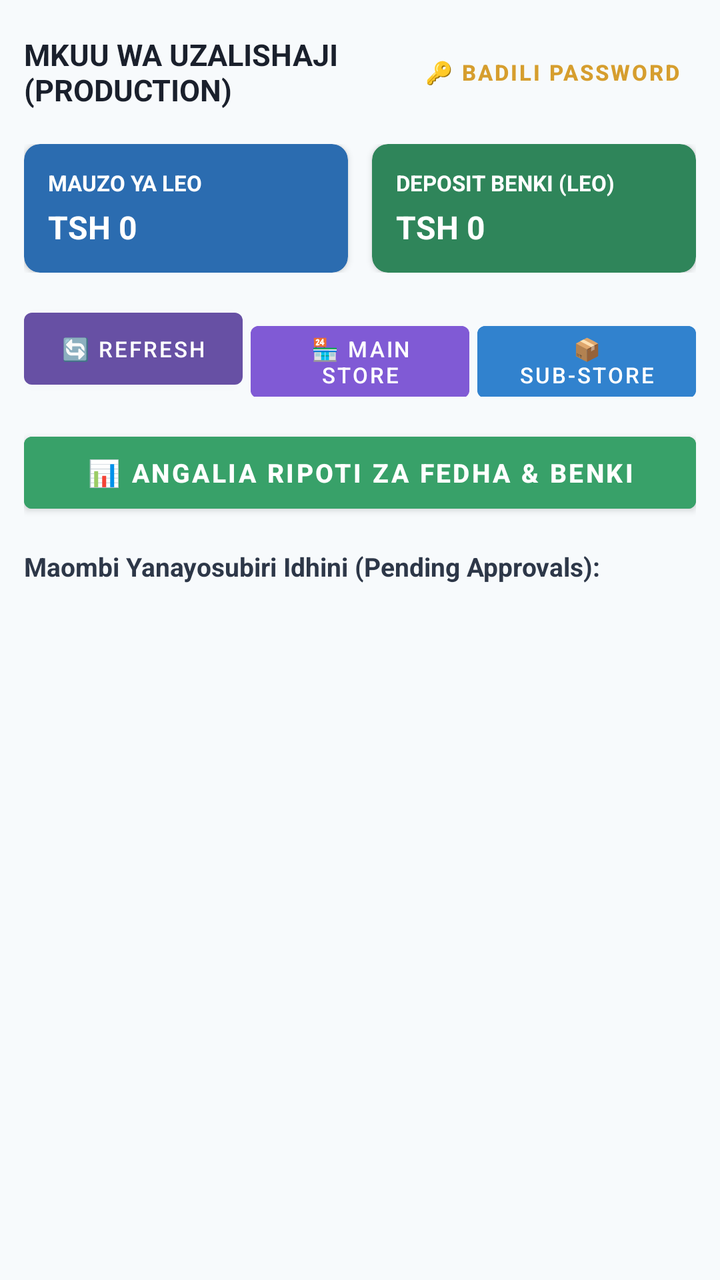
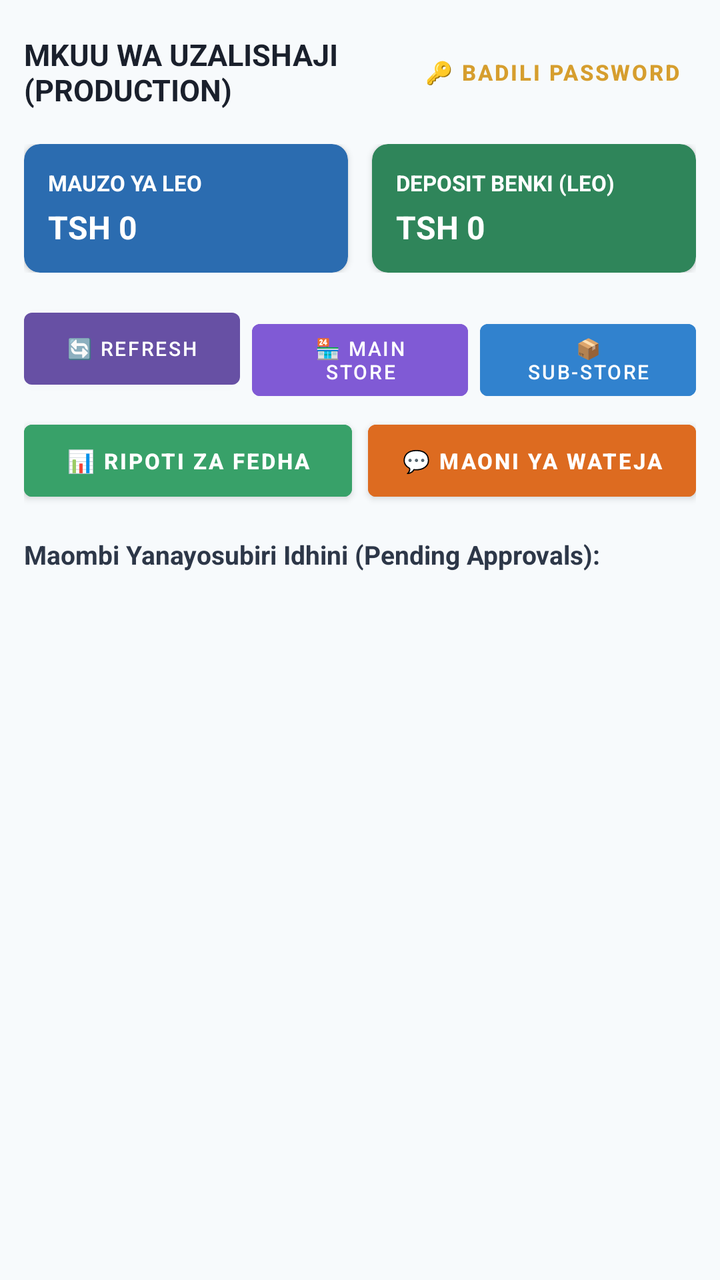

Compare the two renders of this Android layout. The source of the first and the diff that turns it into the second are given below.
<!-- AndroidManifest.xml: application theme Theme.HotelManagementSystem -->
<!-- res/layout/activity_production_manager.xml -->
<?xml version="1.0" encoding="utf-8"?>
<ScrollView xmlns:android="http://schemas.android.com/apk/res/android"
    xmlns:app="http://schemas.android.com/apk/res-auto"
    android:layout_width="match_parent"
    android:layout_height="match_parent"
    android:background="#F7FAFC"
    android:padding="12dp">

    <LinearLayout
        android:layout_width="match_parent"
        android:layout_height="wrap_content"
        android:orientation="vertical">

        
        <LinearLayout
            android:layout_width="match_parent"
            android:layout_height="wrap_content"
            android:orientation="horizontal"
            android:gravity="center_vertical"
            android:layout_marginBottom="12dp">

            <TextView
                android:layout_width="0dp"
                android:layout_height="wrap_content"
                android:layout_weight="1"
                android:text="MKUU WA UZALISHAJI (PRODUCTION)"
                android:textSize="15sp"
                android:textStyle="bold"
                android:textColor="#1A202C" />

            <Button
                android:id="@+id/btnResetPassword"
                style="@style/Widget.MaterialComponents.Button.TextButton"
                android:layout_width="wrap_content"
                android:layout_height="wrap_content"
                android:text="🔑 BADILI PASSWORD"
                android:textColor="#D69E2E"
                android:textSize="11sp"
                android:textStyle="bold" />
        </LinearLayout>

        
        <LinearLayout
            android:layout_width="match_parent"
            android:layout_height="wrap_content"
            android:orientation="horizontal"
            android:layout_marginBottom="14dp">

            <androidx.cardview.widget.CardView
                android:layout_width="0dp"
                android:layout_height="wrap_content"
                android:layout_weight="1"
                android:layout_marginEnd="6dp"
                app:cardCornerRadius="8dp"
                app:cardBackgroundColor="#2B6CB0">

                <LinearLayout
                    android:layout_width="match_parent"
                    android:layout_height="wrap_content"
                    android:orientation="vertical"
                    android:padding="12dp">

                    <TextView
                        android:layout_width="wrap_content"
                        android:layout_height="wrap_content"
                        android:text="MAUZO YA LEO"
                        android:textColor="#FFFFFF"
                        android:textSize="11sp"
                        android:textStyle="bold" />

                    <TextView
                        android:id="@+id/tvDailySales"
                        android:layout_width="wrap_content"
                        android:layout_height="wrap_content"
                        android:text="TSH 0"
                        android:textColor="#FFFFFF"
                        android:textSize="16sp"
                        android:textStyle="bold"
                        android:layout_marginTop="4dp" />
                </LinearLayout>
            </androidx.cardview.widget.CardView>

            <androidx.cardview.widget.CardView
                android:layout_width="0dp"
                android:layout_height="wrap_content"
                android:layout_weight="1"
                android:layout_marginStart="6dp"
                app:cardCornerRadius="8dp"
                app:cardBackgroundColor="#2F855A">

                <LinearLayout
                    android:layout_width="match_parent"
                    android:layout_height="wrap_content"
                    android:orientation="vertical"
                    android:padding="12dp">

                    <TextView
                        android:layout_width="wrap_content"
                        android:layout_height="wrap_content"
                        android:text="DEPOSIT BENKI (LEO)"
                        android:textColor="#FFFFFF"
                        android:textSize="11sp"
                        android:textStyle="bold" />

                    <TextView
                        android:id="@+id/tvBankDeposit"
                        android:layout_width="wrap_content"
                        android:layout_height="wrap_content"
                        android:text="TSH 0"
                        android:textColor="#FFFFFF"
                        android:textSize="16sp"
                        android:textStyle="bold"
                        android:layout_marginTop="4dp" />
                </LinearLayout>
            </androidx.cardview.widget.CardView>
        </LinearLayout>

        
        <LinearLayout
            android:layout_width="match_parent"
            android:layout_height="wrap_content"
            android:orientation="horizontal"
            android:layout_marginBottom="14dp">

            <Button
                android:id="@+id/btnRefresh"
                style="@style/Widget.MaterialComponents.Button"
                android:layout_width="0dp"
                android:layout_height="wrap_content"
                android:layout_weight="1"
                android:text="🔄 REFRESH"
                android:textSize="11sp"
                android:layout_marginEnd="4dp" />

            <Button
                android:id="@+id/btnMainStore"
                style="@style/Widget.MaterialComponents.Button"
                android:layout_width="0dp"
                android:layout_height="wrap_content"
                android:layout_weight="1"
                android:backgroundTint="#805AD5"
                android:text="🏪 MAIN STORE"
                android:textSize="11sp"
                android:layout_marginEnd="4dp" />

            <Button
                android:id="@+id/btnSubStore"
                style="@style/Widget.MaterialComponents.Button"
                android:layout_width="0dp"
                android:layout_height="wrap_content"
                android:layout_weight="1"
                android:backgroundTint="#3182CE"
                android:text="📦 SUB-STORE"
                android:textSize="11sp" />
        </LinearLayout>

        
        <Button
            android:id="@+id/btnViewFinancialReports"
            style="@style/Widget.MaterialComponents.Button"
            android:layout_width="match_parent"
            android:layout_height="wrap_content"
            android:backgroundTint="#38A169"
            android:text="📊 Angalia Ripoti za Fedha &amp; Benki"
            android:textSize="13sp"
            android:textStyle="bold"
            android:layout_marginBottom="14dp" />

        
        <TextView
            android:layout_width="wrap_content"
            android:layout_height="wrap_content"
            android:text="Maombi Yanayosubiri Idhini (Pending Approvals):"
            android:textStyle="bold"
            android:textColor="#2D3748"
            android:textSize="13sp"
            android:layout_marginBottom="8dp" />

        <androidx.recyclerview.widget.RecyclerView
            android:id="@+id/rvPendingApprovals"
            android:layout_width="match_parent"
            android:layout_height="wrap_content" />

    </LinearLayout>
</ScrollView>
<!-- resources referenced by this layout -->
<resources>
  <style name="Theme.HotelManagementSystem" parent="Base.Theme.HotelManagementSystem" />
  <style name="Base.Theme.HotelManagementSystem" parent="Theme.Material3.DayNight.NoActionBar">
          
          
      </style>
</resources>

<!-- the commit's change to res/layout/activity_production_manager.xml (unified diff, before → after) -->
@@ -120,7 +120,7 @@
             android:layout_width="match_parent"
             android:layout_height="wrap_content"
             android:orientation="horizontal"
-            android:layout_marginBottom="14dp">
+            android:layout_marginBottom="8dp">
 
             <Button
                 android:id="@+id/btnRefresh"
@@ -129,8 +129,8 @@
                 android:layout_height="wrap_content"
                 android:layout_weight="1"
                 android:text="🔄 REFRESH"
-                android:textSize="11sp"
-                android:layout_marginEnd="4dp" />
+                android:textSize="10sp"
+                android:layout_marginEnd="3dp" />
 
             <Button
                 android:id="@+id/btnMainStore"
@@ -140,8 +140,8 @@
                 android:layout_weight="1"
                 android:backgroundTint="#805AD5"
                 android:text="🏪 MAIN STORE"
-                android:textSize="11sp"
-                android:layout_marginEnd="4dp" />
+                android:textSize="10sp"
+                android:layout_marginHorizontal="3dp" />
 
             <Button
                 android:id="@+id/btnSubStore"
@@ -151,20 +151,41 @@
                 android:layout_weight="1"
                 android:backgroundTint="#3182CE"
                 android:text="📦 SUB-STORE"
-                android:textSize="11sp" />
-        </LinearLayout>
-
-        
-        <Button
-            android:id="@+id/btnViewFinancialReports"
-            style="@style/Widget.MaterialComponents.Button"
-            android:layout_width="match_parent"
-            android:layout_height="wrap_content"
-            android:backgroundTint="#38A169"
-            android:text="📊 Angalia Ripoti za Fedha &amp; Benki"
-            android:textSize="13sp"
-            android:textStyle="bold"
-            android:layout_marginBottom="14dp" />
+                android:textSize="10sp"
+                android:layout_marginStart="3dp" />
+        </LinearLayout>
+
+        
+        <LinearLayout
+            android:layout_width="match_parent"
+            android:layout_height="wrap_content"
+            android:orientation="horizontal"
+            android:layout_marginBottom="14dp">
+
+            <Button
+                android:id="@+id/btnViewFinancialReports"
+                style="@style/Widget.MaterialComponents.Button"
+                android:layout_width="0dp"
+                android:layout_height="wrap_content"
+                android:layout_weight="1"
+                android:backgroundTint="#38A169"
+                android:text="📊 Ripoti za Fedha"
+                android:textSize="11sp"
+                android:textStyle="bold"
+                android:layout_marginEnd="4dp" />
+
+            <Button
+                android:id="@+id/btnViewFeedback"
+                style="@style/Widget.MaterialComponents.Button"
+                android:layout_width="0dp"
+                android:layout_height="wrap_content"
+                android:layout_weight="1"
+                android:backgroundTint="#DD6B20"
+                android:text="💬 Maoni ya Wateja"
+                android:textSize="11sp"
+                android:textStyle="bold"
+                android:layout_marginStart="4dp" />
+        </LinearLayout>
 
         
         <TextView
@@ -179,7 +200,8 @@
         <androidx.recyclerview.widget.RecyclerView
             android:id="@+id/rvPendingApprovals"
             android:layout_width="match_parent"
-            android:layout_height="wrap_content" />
+            android:layout_height="wrap_content"
+            android:nestedScrollingEnabled="false" />
 
     </LinearLayout>
 </ScrollView>
